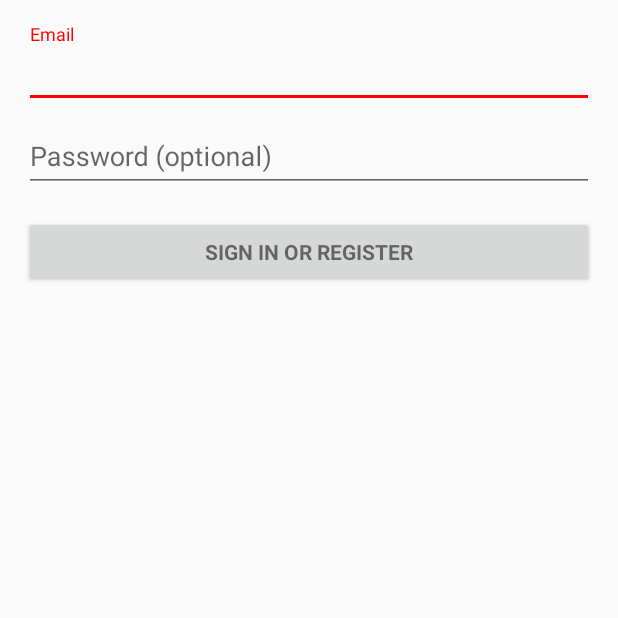
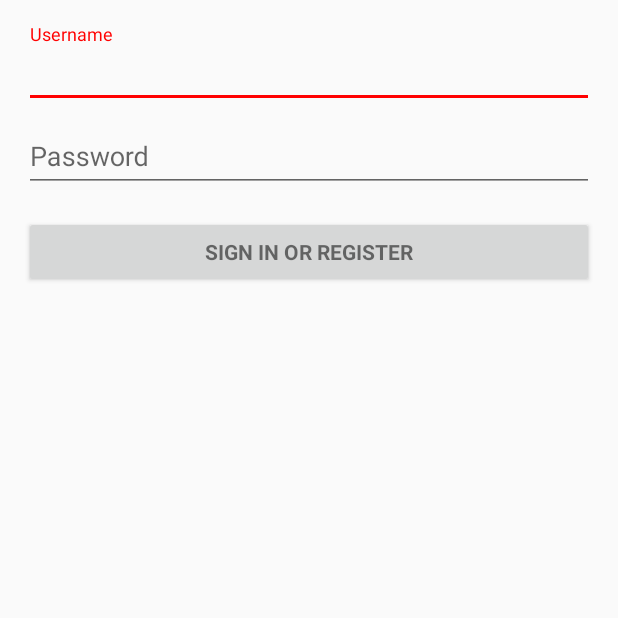
Before and after one commit to lezhumain/Fiouzo-d, an Android app: the screen it shows after launch (LoginActivity), on a phone screen of 412 x 824 dp, the top half of it. Run offline under Robolectric (Android 15) with nearby library versions, the light colour scheme and no system bars; 2 statements that could not run were skipped.

Commit message:
Change test 'Password optional' with 'Password' in the design Change 'email" with 'username' in the design

```diff
--- a/Fiouzoid/app/src/main/res/values/strings.xml
+++ b/Fiouzoid/app/src/main/res/values/strings.xml
@@ -7,8 +7,8 @@
     <string name="title_activity_login">Sign in</string>
 
     <!-- Strings related to login -->
-    <string name="prompt_email">Email</string>
-    <string name="prompt_password">Password (optional)</string>
+    <string name="prompt_email">Username</string>
+    <string name="prompt_password">Password</string>
     <string name="action_sign_in">Sign in or register</string>
     <string name="action_sign_in_short">Sign in</string>
     <string name="error_invalid_email">This email address is invalid</string>
```
